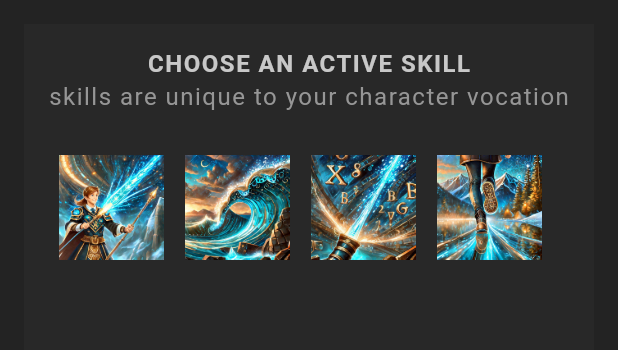
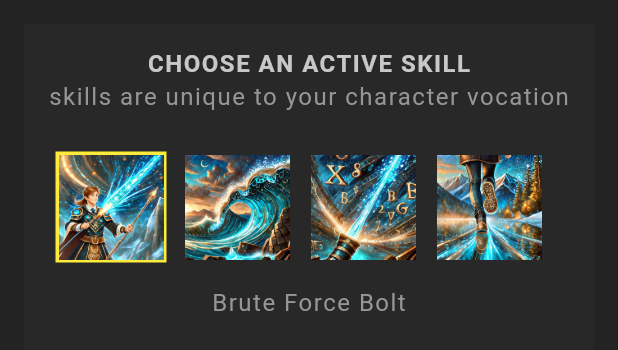
Before and after one commit to prime-infinity/flutter_rpg, a Flutter app: the SkillList widget shown alone on an empty page, opened directly with sample values from the repository, on a phone screen of 412 x 824 dp. Shown: the top 350 px of the screen. Run offline on Flutter 3.47's test engine with Material 3 defaults, Android fonts, the phone set to English and light mode, and no system bars; our stand-ins replace google_fonts; Roboto replaces fonts that are missing (Kanit).

Commit message:
selecting an active skill

```diff
--- a/lib/screens/profile/skill_list.dart
+++ b/lib/screens/profile/skill_list.dart
@@ -17,6 +17,8 @@ class _SkillListState extends State<SkillList> {
   late List<Skill> availableSkills;
   //the "late" keyword is self explanatory
 
+  late Skill selectedSkill;
+
   @override
   void initState() {
     /** we use this LC hook which is runs after we have access to the
@@ -26,6 +28,14 @@ class _SkillListState extends State<SkillList> {
     availableSkills = allSkills.where((skill) {
       return skill.vocation == widget.character.vocation;
     }).toList();
+
+    if (widget.character.skills.isEmpty) {
+      selectedSkill = availableSkills[0];
+    }
+    if (widget.character.skills.isNotEmpty) {
+      selectedSkill = widget.character.skills.first;
+    }
+
     super.initState();
   }
 
@@ -48,16 +58,28 @@ class _SkillListState extends State<SkillList> {
                 return Container(
                   margin: const EdgeInsets.all(5),
                   padding: const EdgeInsets.all(2),
-                  child: Image.asset(
-                    "assets/img/skills/${skill.image}",
-                    width: 70,
+                  color: skill == selectedSkill
+                      ? Colors.yellow
+                      : Colors.transparent,
+                  child: GestureDetector(
+                    onTap: () {
+                      setState(() {
+                        widget.character.updateSkill(skill);
+                        selectedSkill = skill;
+                      });
+                    },
+                    child: Image.asset(
+                      "assets/img/skills/${skill.image}",
+                      width: 70,
+                    ),
                   ),
                 );
               }).toList(),
             ),
             const SizedBox(
               height: 10,
-            )
+            ),
+            StyledText(selectedSkill.name),
           ],
         ),
       ),
```
